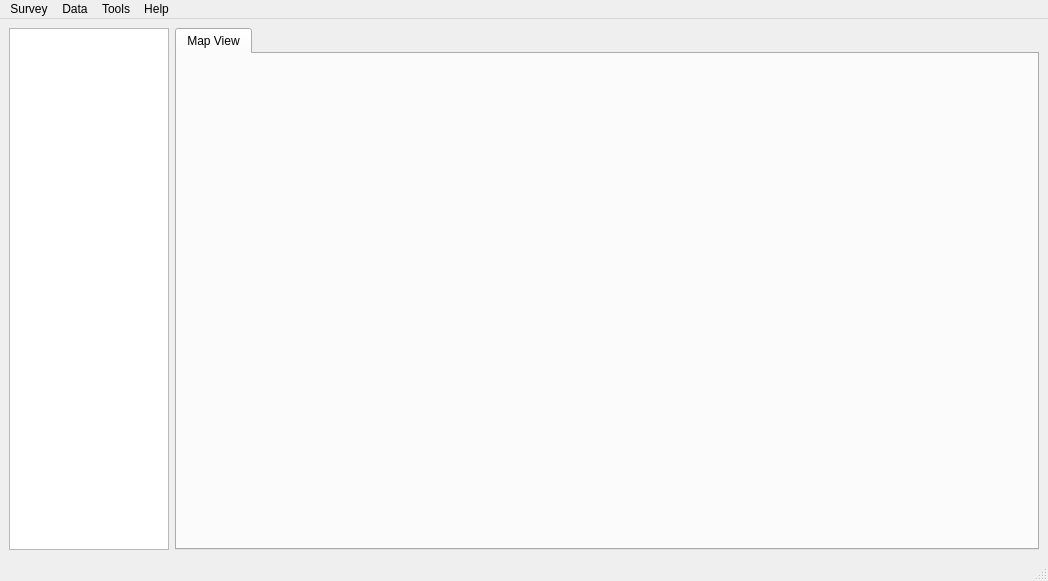
Old version of the form well_pygeopressure/ui/main_window.ui in the repository whimian/pyGeoPressure_well.
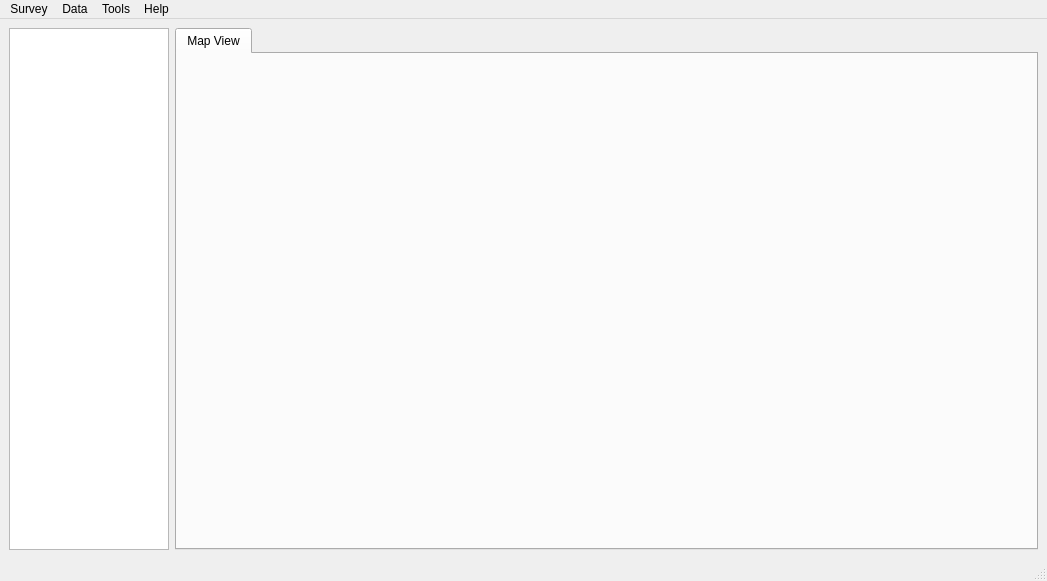
New version of the form. Icons and pictures are not drawn.

```diff
--- a/well_pygeopressure/ui/main_window.ui
+++ b/well_pygeopressure/ui/main_window.ui
@@ -6,7 +6,7 @@
    <rect>
     <x>0</x>
     <y>0</y>
-    <width>1048</width>
+    <width>1047</width>
     <height>581</height>
    </rect>
   </property>
@@ -71,7 +71,7 @@
     <rect>
      <x>0</x>
      <y>0</y>
-     <width>1048</width>
+     <width>1047</width>
      <height>21</height>
     </rect>
    </property>
```
Left out of the diff: 8 changed lines with no effect on the pictures.
